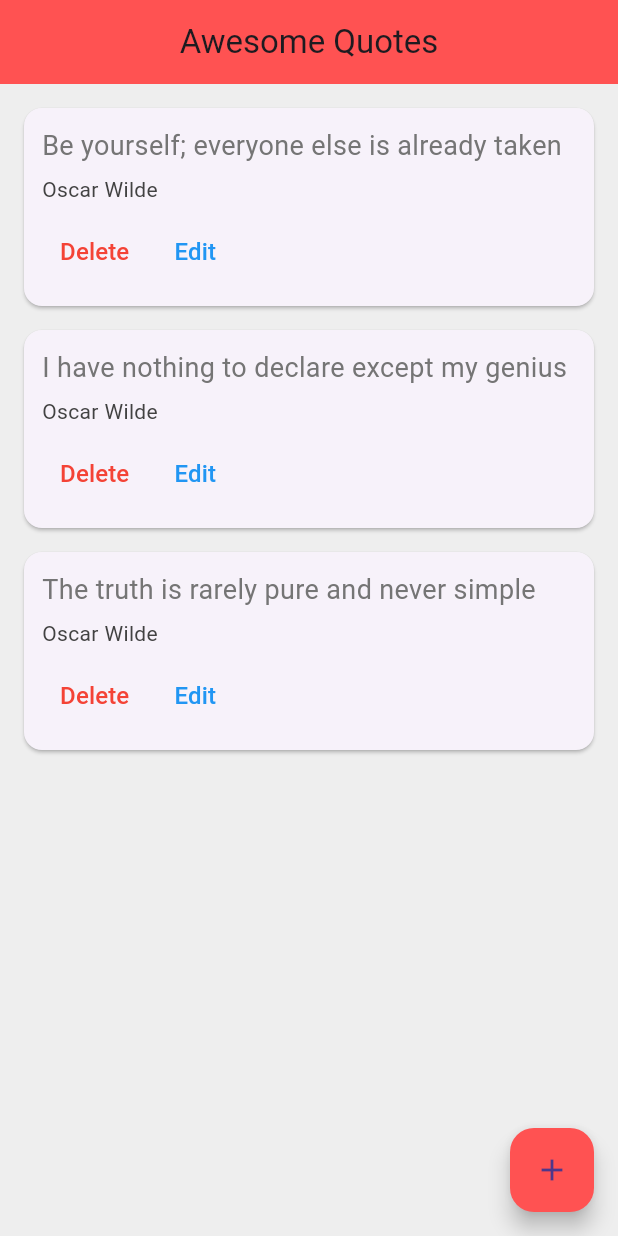
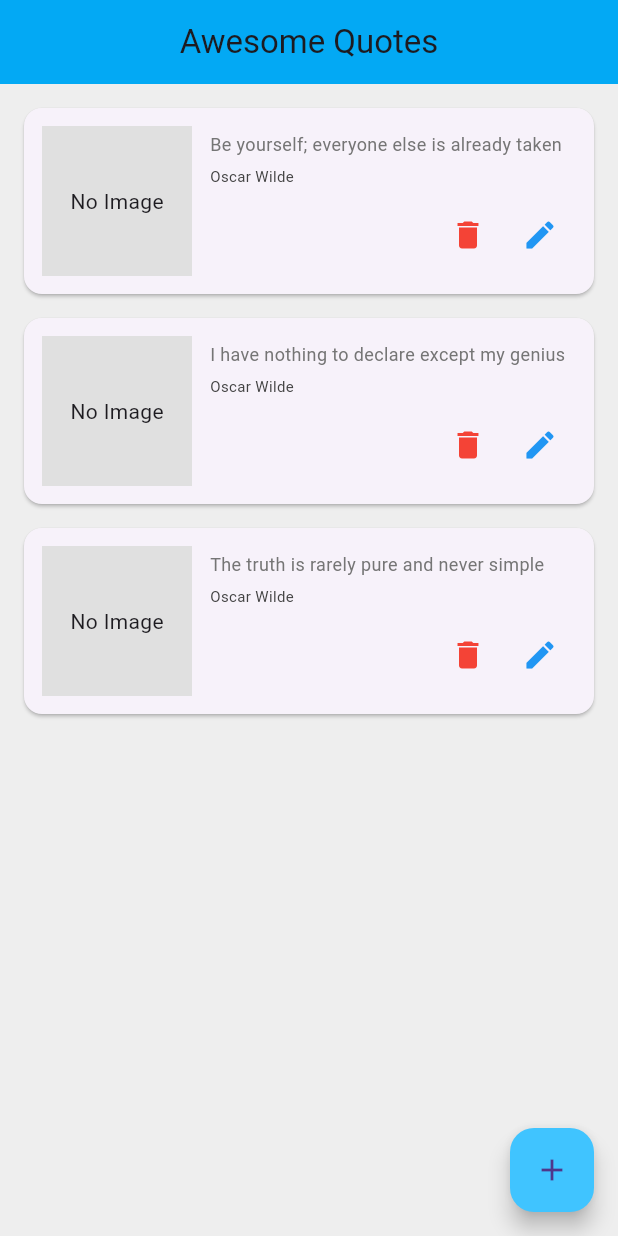
Before and after one commit to fadhlakmal/ppb-assignment-1, a Flutter app: the screen it shows after launch, on a phone screen of 412 x 824 dp. Run offline on Flutter 3.47's test engine with Material 3 defaults, Android fonts, the phone set to English and light mode, and no system bars; our stand-ins replace image_picker.

Commit message:
gallery image picker (non persistent)

```diff
--- a/lib/main.dart
+++ b/lib/main.dart
@@ -1,4 +1,7 @@
+import 'dart:io';
+
 import 'package:flutter/material.dart';
+import 'package:image_picker/image_picker.dart';
 import 'package:myapp/quote.dart';
 import 'package:myapp/quote_card.dart';
 
@@ -25,12 +28,20 @@ class _QuoteListState extends State<QuoteLists> {
     ),
   ];
 
+  Future<File?> pickGalleryImage() async {
+    final image = await ImagePicker().pickImage(source: ImageSource.gallery);
+
+    if (image == null) return null;
+    return File(image.path);
+  }
+
   void addQuote() {
     showDialog(
       context: context,
       builder: (BuildContext context) {
         String newText = '';
         String newAuthor = '';
+        File? newImage;
 
         return AlertDialog(
           title: Text('Add Quote'),
@@ -50,6 +61,21 @@ class _QuoteListState extends State<QuoteLists> {
                   newAuthor = value;
                 },
               ),
+              SizedBox(height: 8.0),
+              ElevatedButton(
+                onPressed: () async {
+                  newImage = await pickGalleryImage();
+                  setState(() {});
+                },
+                child: Text('Pick Image'),
+              ),
+              if (newImage != null)
+                Image.file(
+                  newImage!,
+                  height: 100,
+                  width: 100,
+                  fit: BoxFit.cover,
+                ),
             ],
           ),
           actions: [
@@ -63,7 +89,13 @@ class _QuoteListState extends State<QuoteLists> {
               onPressed: () {
                 if (newText.isNotEmpty && newAuthor.isNotEmpty) {
                   setState(() {
-                    quotes.add(Quote(text: newText, author: newAuthor));
+                    quotes.add(
+                      Quote(
+                        text: newText,
+                        author: newAuthor,
+                        selectedImage: newImage,
+                      ),
+                    );
                   });
                 }
                 Navigator.pop(context);
@@ -82,6 +114,7 @@ class _QuoteListState extends State<QuoteLists> {
       builder: (BuildContext context) {
         String newText = quote.text;
         String newAuthor = quote.author;
+        File? newImage;
 
         return AlertDialog(
           title: Text('Edit Quote'),
@@ -103,6 +136,21 @@ class _QuoteListState extends State<QuoteLists> {
                   newAuthor = value;
                 },
               ),
+              SizedBox(height: 8.0),
+              ElevatedButton(
+                onPressed: () async {
+                  newImage = await pickGalleryImage();
+                  setState(() {});
+                },
+                child: Text('Pick Image'),
+              ),
+              if (newImage != null)
+                Image.file(
+                  newImage!,
+                  height: 100,
+                  width: 100,
+                  fit: BoxFit.cover,
+                ),
             ],
           ),
           actions: [
@@ -118,6 +166,7 @@ class _QuoteListState extends State<QuoteLists> {
                   setState(() {
                     quote.text = newText;
                     quote.author = newAuthor;
+                    quote.selectedImage = newImage;
                   });
                 }
                 Navigator.pop(context);
@@ -143,10 +192,12 @@ class _QuoteListState extends State<QuoteLists> {
       appBar: AppBar(
         title: Text('Awesome Quotes'),
         centerTitle: true,
-        backgroundColor: Colors.redAccent,
+        backgroundColor: Colors.lightBlue,
       ),
-      body: Column(
-        children: quotes
+      body: SingleChildScrollView(
+        child: Column(
+          children:
+              quotes
                   .asMap()
                   .entries
                   .map(
@@ -158,9 +209,10 @@ class _QuoteListState extends State<QuoteLists> {
                   )
                   .toList(),
         ),
+      ),
       floatingActionButton: FloatingActionButton(
         onPressed: addQuote,
-        backgroundColor: Colors.redAccent,
+        backgroundColor: Colors.lightBlueAccent,
         child: Icon(Icons.add),
       ),
     );
--- a/lib/quote.dart
+++ b/lib/quote.dart
@@ -1,6 +1,9 @@
+import 'dart:io';
+
 class Quote {
   String text;
   String author;
+  File? selectedImage;
 
-  Quote({ required this.text, required this.author });
+  Quote({required this.text, required this.author, this.selectedImage});
 }
--- a/lib/quote_card.dart
+++ b/lib/quote_card.dart
@@ -4,7 +4,7 @@ import 'package:myapp/quote.dart';
 class QuoteCard extends StatelessWidget {
   final Quote quote;
   final VoidCallback delete, edit;
-  QuoteCard({required this.quote, required this.delete, required this.edit });
+  QuoteCard({required this.quote, required this.delete, required this.edit});
 
   @override
   Widget build(BuildContext context) {
@@ -12,35 +12,64 @@ class QuoteCard extends StatelessWidget {
       margin: const EdgeInsets.fromLTRB(16.0, 16.0, 16.0, 0),
       child: Padding(
         padding: const EdgeInsets.all(12.0),
+        child: Row(
+          children: [
+            SizedBox(
+              width: 100.0,
+              height: 100.0,
+              child:
+                  quote.selectedImage != null
+                      ? ClipRRect(
+                        borderRadius: BorderRadius.circular(8.0),
+                        child: Image.file(
+                          quote.selectedImage!,
+                          fit: BoxFit.cover,
+                        ),
+                      )
+                      : Container(
+                        color: Colors.grey[300],
+                        child: Center(child: Text('No Image')),
+                      ),
+            ),
+            SizedBox(width: 12.0),
+            Expanded(
               child: Column(
-          crossAxisAlignment: CrossAxisAlignment.stretch,
+                crossAxisAlignment: CrossAxisAlignment.start,
+                mainAxisSize: MainAxisSize.min,
                 children: <Widget>[
                   Text(
                     quote.text,
-              style: TextStyle(fontSize: 18.0, color: Colors.grey[600]),
+                    style: TextStyle(fontSize: 12.0, color: Colors.grey[600]),
+                    softWrap: true,
+                    overflow: TextOverflow.ellipsis,
+                    maxLines: 3,
                   ),
                   SizedBox(height: 6.0),
                   Text(
                     quote.author,
-              style: TextStyle(fontSize: 14.0, color: Colors.grey[800]),
+                    style: TextStyle(fontSize: 10.0, color: Colors.grey[800]),
+                    softWrap: true,
+                    overflow: TextOverflow.ellipsis,
+                    maxLines: 2,
                   ),
                   SizedBox(height: 8.0),
                   Row(
+                    mainAxisAlignment: MainAxisAlignment.end,
                     children: [
-                TextButton(
+                      IconButton(
                         onPressed: delete,
-                  child: Text(
-                    "Delete",
-                    style: TextStyle(fontSize: 16.0, color: Colors.red),
+                        icon: Icon(Icons.delete, color: Colors.red),
+                        tooltip: 'Delete',
                       ),
+                      IconButton(
+                        onPressed: edit,
+                        icon: Icon(Icons.edit, color: Colors.blue),
+                        tooltip: 'Edit',
                       ),
-                TextButton(
-                  onPressed: edit,
-                  child: Text(
-                    "Edit",
-                    style: TextStyle(fontSize: 16.0, color: Colors.blue),
-                  ))
                     ],
+                  ),
+                ],
+              ),
             ),
           ],
         ),
--- a/pubspec.yaml
+++ b/pubspec.yaml
@@ -30,6 +30,8 @@ environment:
 dependencies:
   flutter:
     sdk: flutter
+
+  image_picker: ^1.1.2
 
   # The following adds the Cupertino Icons font to your application.
   # Use with the CupertinoIcons class for iOS style icons.
```
Also changed, not shown: pubspec.lock. Lines whose indentation alone changed are shown as unchanged.
